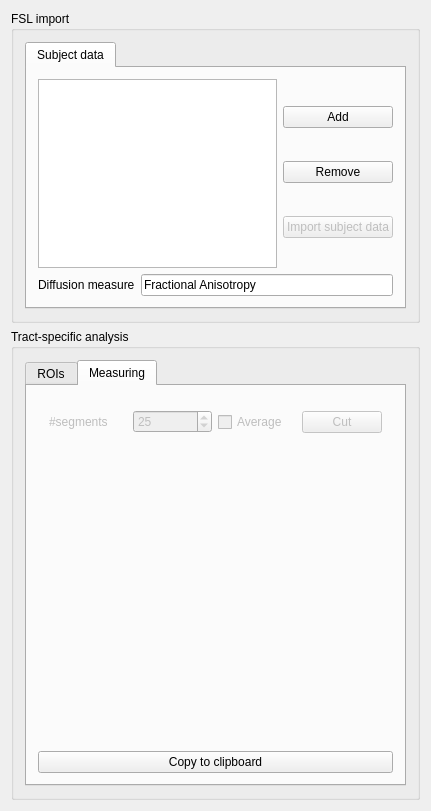
Before: the Qt Designer form Plugins/org.mitk.gui.qt.diffusionimaging/src/internal/QmitkTractbasedSpatialStatisticsViewControls.ui in MITK/MITK, drawn with Qt 5.
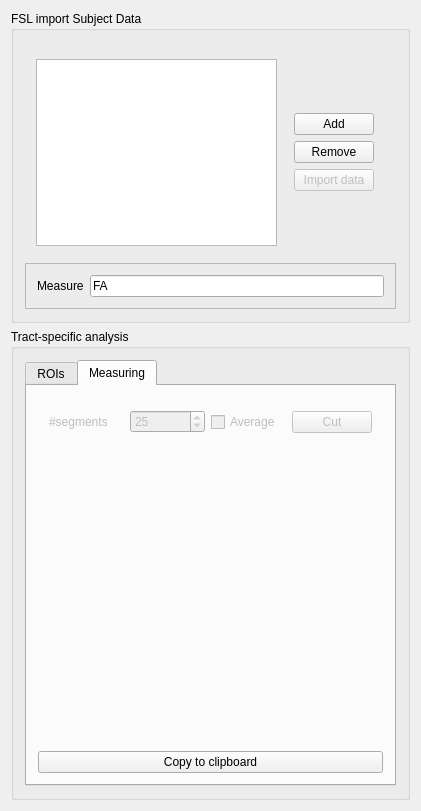
After: the same form once the commit is applied. Custom widgets are drawn as their Qt base class.

Commit message: redesign of data import gui

What changed in the file:
```diff
--- a/Plugins/org.mitk.gui.qt.diffusionimaging/src/internal/QmitkTractbasedSpatialStatisticsViewControls.ui
+++ b/Plugins/org.mitk.gui.qt.diffusionimaging/src/internal/QmitkTractbasedSpatialStatisticsViewControls.ui
@@ -6,7 +6,7 @@
    <rect>
     <x>0</x>
     <y>0</y>
-    <width>431</width>
+    <width>421</width>
     <height>811</height>
    </rect>
   </property>
@@ -19,11 +19,11 @@
   <property name="windowTitle">
    <string>QmitkTemplate</string>
   </property>
-  <layout class="QVBoxLayout" name="verticalLayout_9">
+  <layout class="QVBoxLayout" name="verticalLayout_5">
    <item>
     <widget class="QGroupBox" name="m_ImportGroupBox">
      <property name="title">
-      <string>FSL import</string>
+      <string>FSL import Subject Data</string>
      </property>
      <property name="checkable">
       <bool>false</bool>
@@ -31,20 +31,22 @@
      <property name="checked">
       <bool>false</bool>
      </property>
-     <layout class="QVBoxLayout" name="verticalLayout_8">
+     <layout class="QVBoxLayout" name="verticalLayout_4">
       <item>
-       <widget class="QTabWidget" name="tabWidget">
-        <property name="toolTip">
-         <string>Here subject data and tbss meta data can be imported from FSL into the MITK TBSS module</string>
+       <widget class="QFrame" name="frame_7">
+        <property name="frameShape">
+         <enum>QFrame::NoFrame</enum>
         </property>
-        <property name="currentIndex">
+        <property name="frameShadow">
+         <enum>QFrame::Raised</enum>
+        </property>
+        <layout class="QHBoxLayout" name="horizontalLayout_4">
+         <property name="margin">
          <number>0</number>
         </property>
-        <widget class="QWidget" name="tab_3">
-         <attribute name="title">
-          <string>Subject data</string>
-         </attribute>
-         <layout class="QVBoxLayout" name="verticalLayout_2">
+        </layout>
+       </widget>
+      </item>
           <item>
            <widget class="QFrame" name="frame_6">
             <property name="frameShape">
@@ -54,9 +56,6 @@
              <enum>QFrame::Raised</enum>
             </property>
             <layout class="QHBoxLayout" name="horizontalLayout_2">
-             <property name="margin">
-              <number>0</number>
-             </property>
              <item>
               <widget class="QTableView" name="m_GroupInfo">
                <property name="toolTip">
@@ -69,16 +68,19 @@
              </item>
              <item>
               <widget class="QFrame" name="frame_5">
+           <property name="maximumSize">
+            <size>
+             <width>110</width>
+             <height>100</height>
+            </size>
+           </property>
                <property name="frameShape">
                 <enum>QFrame::NoFrame</enum>
                </property>
                <property name="frameShadow">
                 <enum>QFrame::Raised</enum>
                </property>
-               <layout class="QVBoxLayout" name="verticalLayout_6">
-                <property name="margin">
-                 <number>0</number>
-                </property>
+           <layout class="QVBoxLayout" name="verticalLayout_2">
                 <item>
                  <widget class="QPushButton" name="m_AddGroup">
                   <property name="toolTip">
@@ -108,7 +110,7 @@
                    <string>Import a 4D image containing group data after group information has been set</string>
                   </property>
                   <property name="text">
-                   <string>Import subject data</string>
+               <string>Import data</string>
                   </property>
                  </widget>
                 </item>
@@ -119,21 +121,18 @@
            </widget>
           </item>
           <item>
-           <widget class="QFrame" name="frame_7">
+       <widget class="QFrame" name="frame">
             <property name="frameShape">
-             <enum>QFrame::NoFrame</enum>
+         <enum>QFrame::StyledPanel</enum>
             </property>
             <property name="frameShadow">
              <enum>QFrame::Raised</enum>
             </property>
-            <layout class="QHBoxLayout" name="horizontalLayout_4">
-             <property name="margin">
-              <number>0</number>
-             </property>
+        <layout class="QHBoxLayout" name="horizontalLayout_3">
              <item>
               <widget class="QLabel" name="label_2">
                <property name="text">
-                <string>Diffusion measure</string>
+            <string>Measure</string>
                </property>
               </widget>
              </item>
@@ -143,15 +142,11 @@
                 <string>Measurement in the to be imported 4D image</string>
                </property>
                <property name="text">
-                <string>Fractional Anisotropy</string>
+            <string>FA</string>
                </property>
               </widget>
              </item>
             </layout>
-           </widget>
-          </item>
-         </layout>
-        </widget>
        </widget>
       </item>
      </layout>
```
Lines whose indentation alone changed are shown as unchanged.
